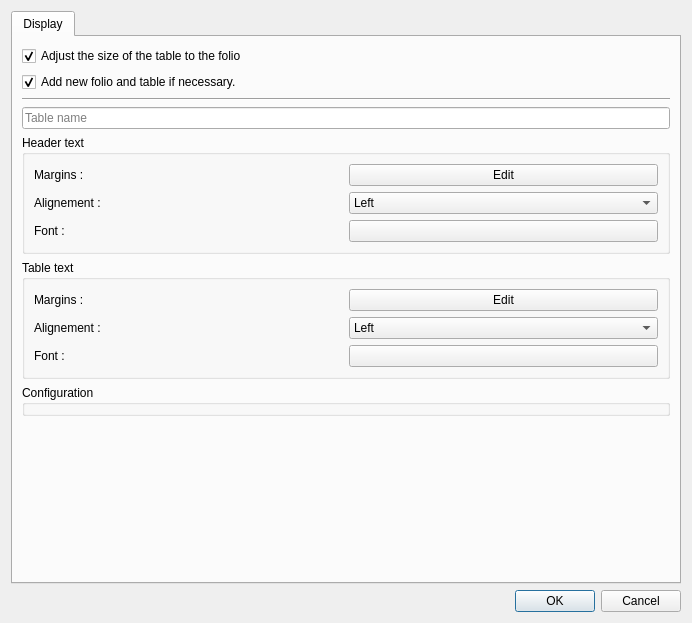
First picture: the form in sources/factory/ui/addtabledialog.ui, repository EmilOsvoll/qelectrotech-source-mirror, before the edit.
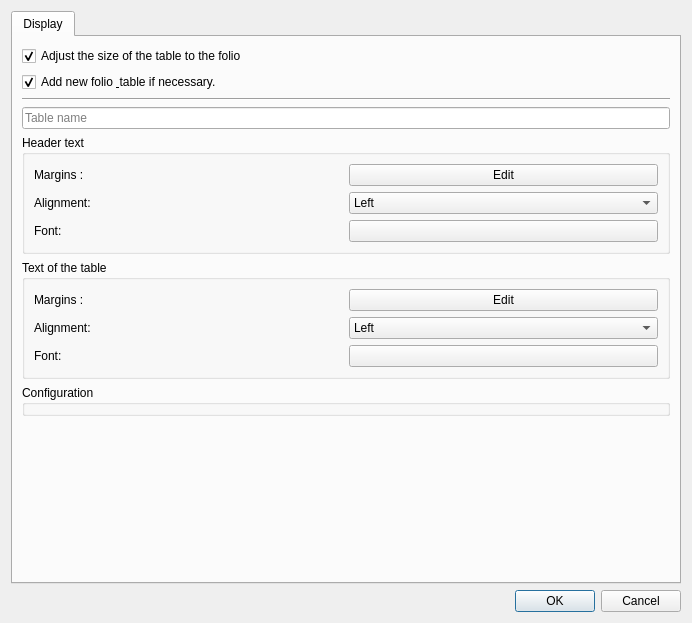
Second picture: the form after the edit. Custom widgets are drawn as their Qt base class.

```diff
--- a/sources/factory/ui/addtabledialog.ui
+++ b/sources/factory/ui/addtabledialog.ui
@@ -43,7 +43,7 @@
           <bool>true</bool>
          </property>
          <property name="text">
-          <string>Add new folio and table if necessary.</string>
+          <string>Add new folio &amp; table if necessary.</string>
          </property>
          <property name="checked">
           <bool>true</bool>
@@ -95,7 +95,7 @@
           <item row="2" column="0">
            <widget class="QLabel" name="label_3">
             <property name="text">
-             <string>Font :</string>
+             <string>Font:</string>
             </property>
            </widget>
           </item>
@@ -123,7 +123,7 @@
           <item row="1" column="0">
            <widget class="QLabel" name="label_2">
             <property name="text">
-             <string>Alignement :</string>
+             <string>Alignment:</string>
             </property>
            </widget>
           </item>
@@ -133,7 +133,7 @@
        <item>
         <widget class="QGroupBox" name="groupBox_2">
          <property name="title">
-          <string>Table text</string>
+          <string>Text of the table</string>
          </property>
          <layout class="QGridLayout" name="gridLayout_2">
           <item row="0" column="0">
@@ -153,7 +153,7 @@
           <item row="1" column="0">
            <widget class="QLabel" name="label_5">
             <property name="text">
-             <string>Alignement :</string>
+             <string>Alignment:</string>
             </property>
            </widget>
           </item>
@@ -179,7 +179,7 @@
           <item row="2" column="0">
            <widget class="QLabel" name="label_6">
             <property name="text">
-             <string>Font :</string>
+             <string>Font:</string>
             </property>
            </widget>
           </item>
```
